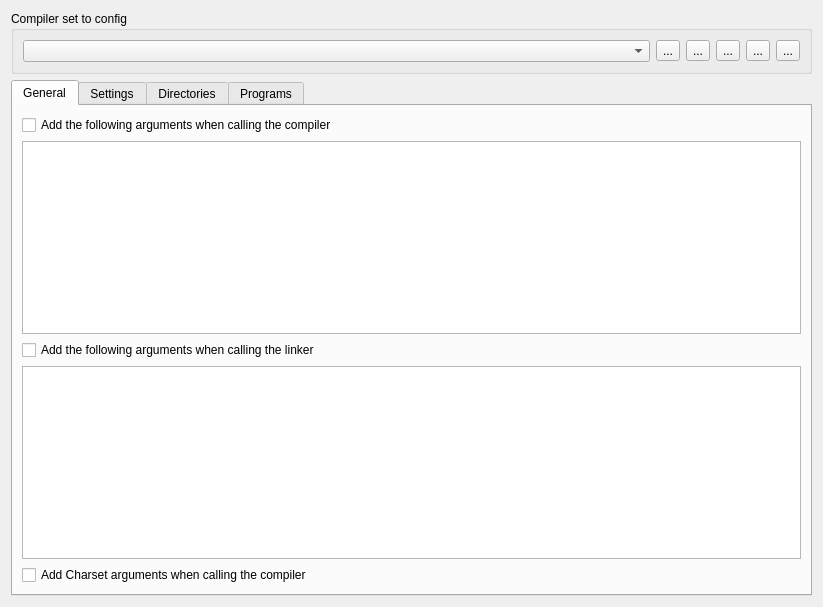
Qt form RedPandaIDE/settingsdialog/compilersetoptionwidget.ui (royqh1979/RedPanda-CPP) before a commit.
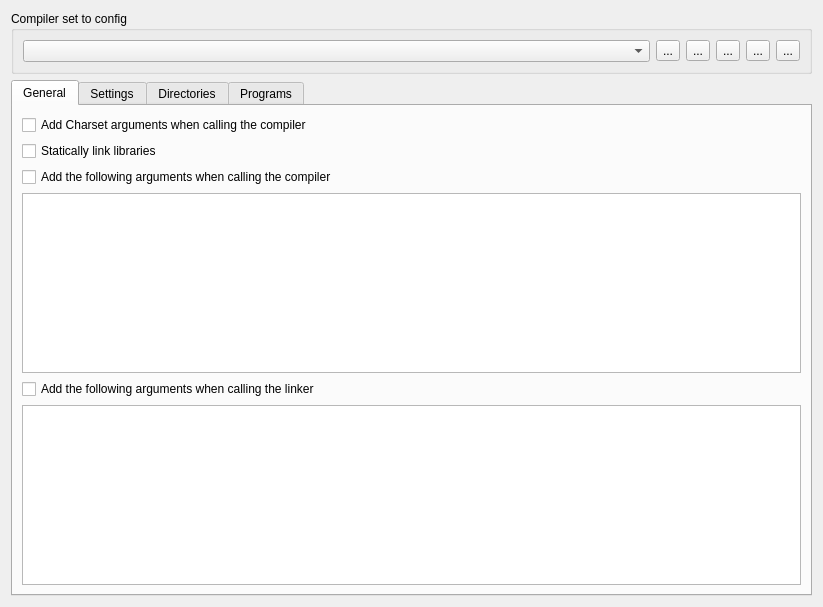
The same form after that commit. Icons and pictures are not drawn.

Commit message: compatible with old compiler settings

The edit to the form file:
```diff
--- a/RedPandaIDE/settingsdialog/compilersetoptionwidget.ui
+++ b/RedPandaIDE/settingsdialog/compilersetoptionwidget.ui
@@ -105,6 +105,20 @@
        <string>General</string>
       </attribute>
       <layout class="QVBoxLayout" name="verticalLayout_2">
+       <item>
+        <widget class="QCheckBox" name="chkAutoAddCharset">
+         <property name="text">
+          <string>Add Charset arguments when calling the compiler</string>
+         </property>
+        </widget>
+       </item>
+       <item>
+        <widget class="QCheckBox" name="chkStaticLink">
+         <property name="text">
+          <string>Statically link libraries</string>
+         </property>
+        </widget>
+       </item>
        <item>
         <widget class="QCheckBox" name="chkUseCustomCompilerParams">
          <property name="text">
@@ -125,13 +139,6 @@
        <item>
         <widget class="QPlainTextEdit" name="txtCustomLinkParams"/>
        </item>
-       <item>
-        <widget class="QCheckBox" name="chkAutoAddCharset">
-         <property name="text">
-          <string>Add Charset arguments when calling the compiler</string>
-         </property>
-        </widget>
-       </item>
       </layout>
      </widget>
      <widget class="QWidget" name="tabSettings">
```
The commit also changes 6 other files.
